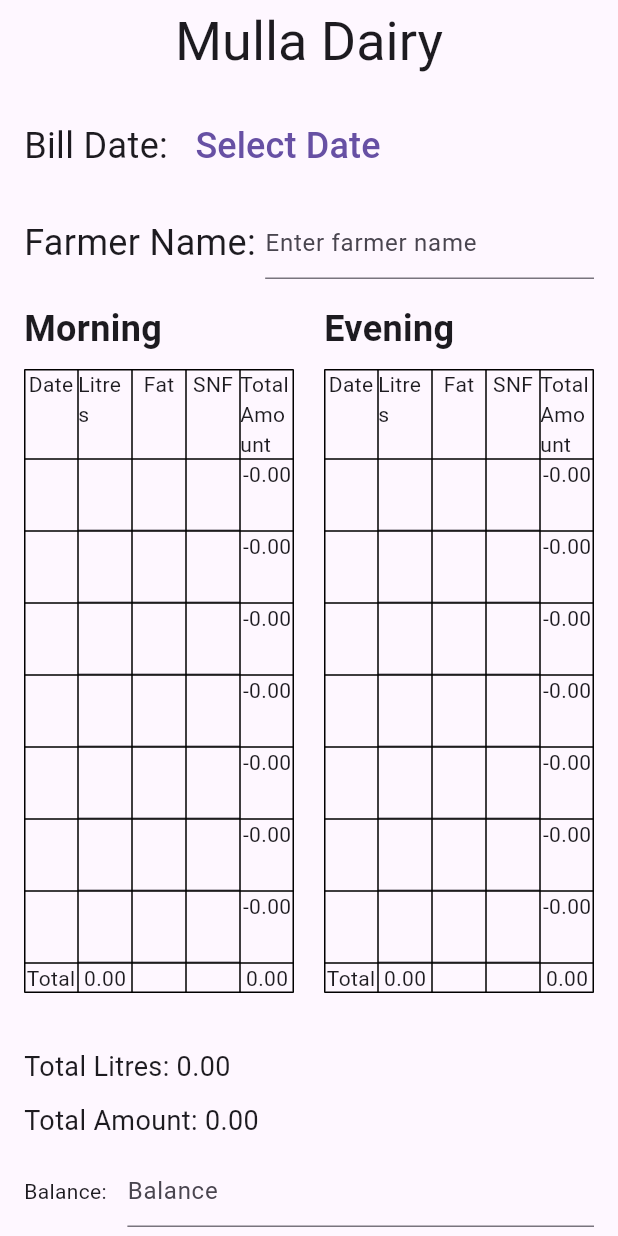
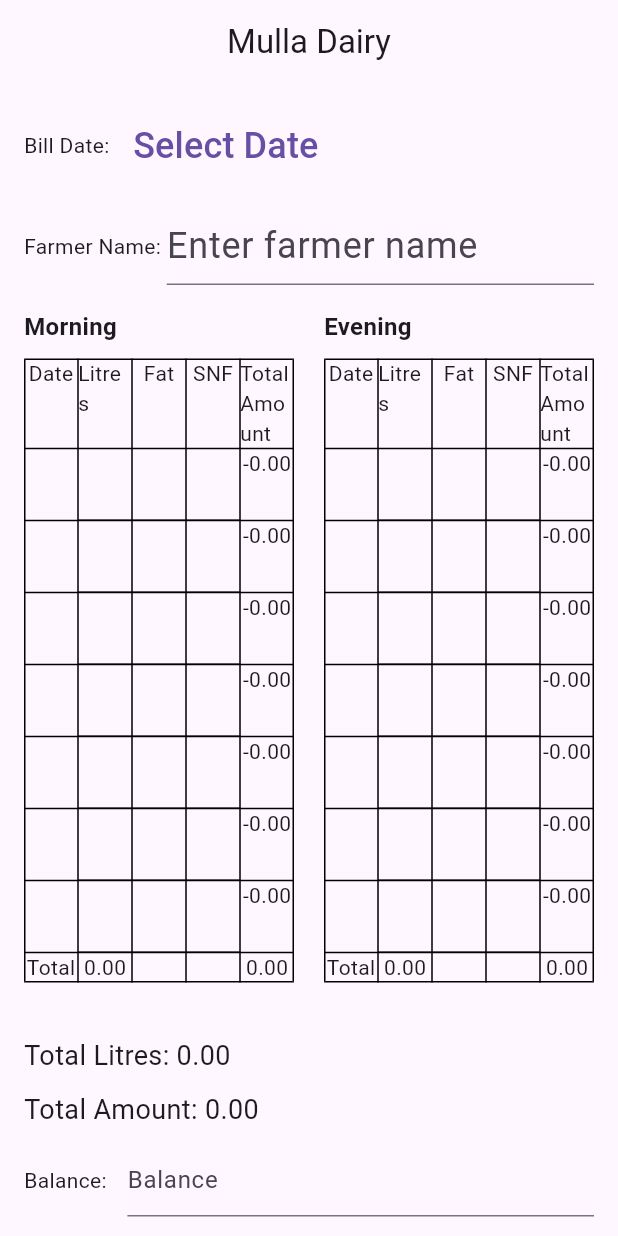
Before and after one commit to imtiyazakiwat/Mustafa-Dairy, a Flutter app: the screen it shows after launch, on a phone screen of 412 x 824 dp. Run offline on Flutter 3.47's test engine with Material 3 defaults, Android fonts, the light colour scheme and no system bars.

Commit message:
Update main.dart

```diff
--- a/lib/main.dart
+++ b/lib/main.dart
@@ -40,7 +40,7 @@ class _CalculationPageState extends State<CalculationPage> {
 
     return Scaffold(
       appBar: AppBar(
-        title: Center(child: Text('Mulla Dairy', style: TextStyle(fontSize: 36))), // Increased title size by 3 times
+        title: Center(child: Text('Mulla Dairy')),
       ),
       body: Column(
         crossAxisAlignment: CrossAxisAlignment.start,
@@ -49,7 +49,7 @@ class _CalculationPageState extends State<CalculationPage> {
             padding: const EdgeInsets.all(16.0),
             child: Row(
               children: [
-                Text('Bill Date: ', style: TextStyle(fontSize: 24)), // Doubled the size of the text
+                Text('Bill Date: '),
                 TextButton(
                   onPressed: () {
                     _selectDate(context);
@@ -57,7 +57,7 @@ class _CalculationPageState extends State<CalculationPage> {
                   child: Text(selectedDate == null
                       ? 'Select Date'
                       : '${selectedDate!.day}/${selectedDate!.month}/${selectedDate!.year}',
-                      style: TextStyle(fontSize: 24)), // Doubled the size of the text
+                      style: TextStyle(fontSize: 24)), // Double the size of the selected date
                 ),
               ],
             ),
@@ -66,13 +66,14 @@ class _CalculationPageState extends State<CalculationPage> {
             padding: const EdgeInsets.symmetric(horizontal: 16.0),
             child: Row(
               children: [
-                Text('Farmer Name: ', style: TextStyle(fontSize: 24)), // Doubled the size of the text
+                Text('Farmer Name: '),
                 Expanded(
                   child: TextField(
                     controller: farmerNameController,
                     decoration: InputDecoration(
                       hintText: 'Enter farmer name',
                     ),
+                    style: TextStyle(fontSize: 24), // Double the size of the farmer name text
                   ),
                 ),
               ],
@@ -214,7 +215,7 @@ class _CalculationPageState extends State<CalculationPage> {
       children: [
         Text(
           '$title',
-          style: TextStyle(fontSize: 24, fontWeight: FontWeight.bold), // Increased font size by 3 times
+          style: TextStyle(fontSize: 16, fontWeight: FontWeight.bold),
         ),
         SizedBox(height: 10),
         Table(
```
